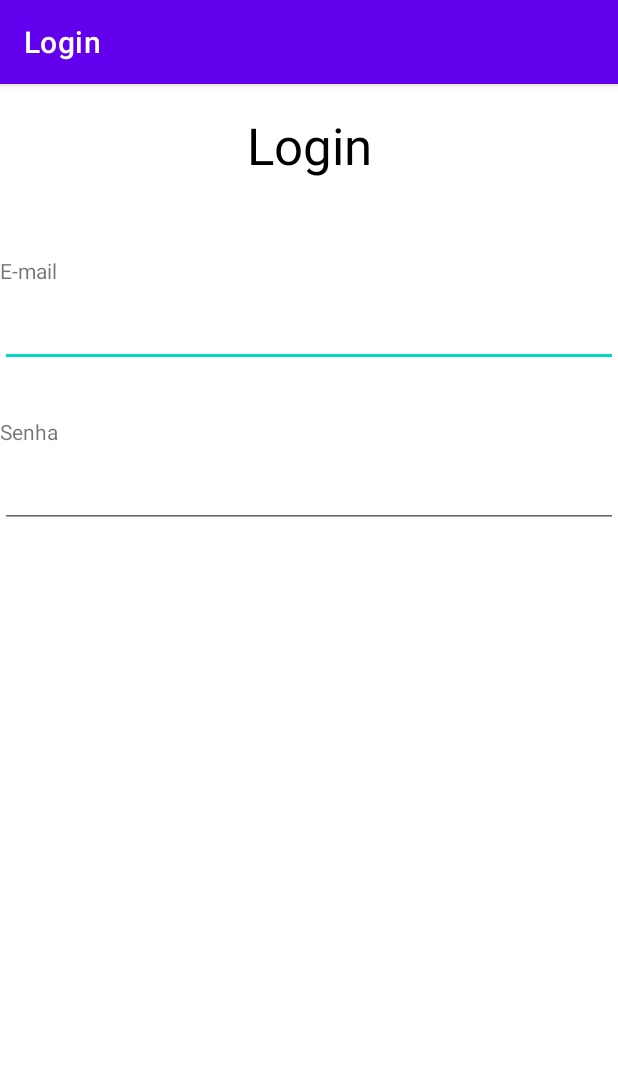
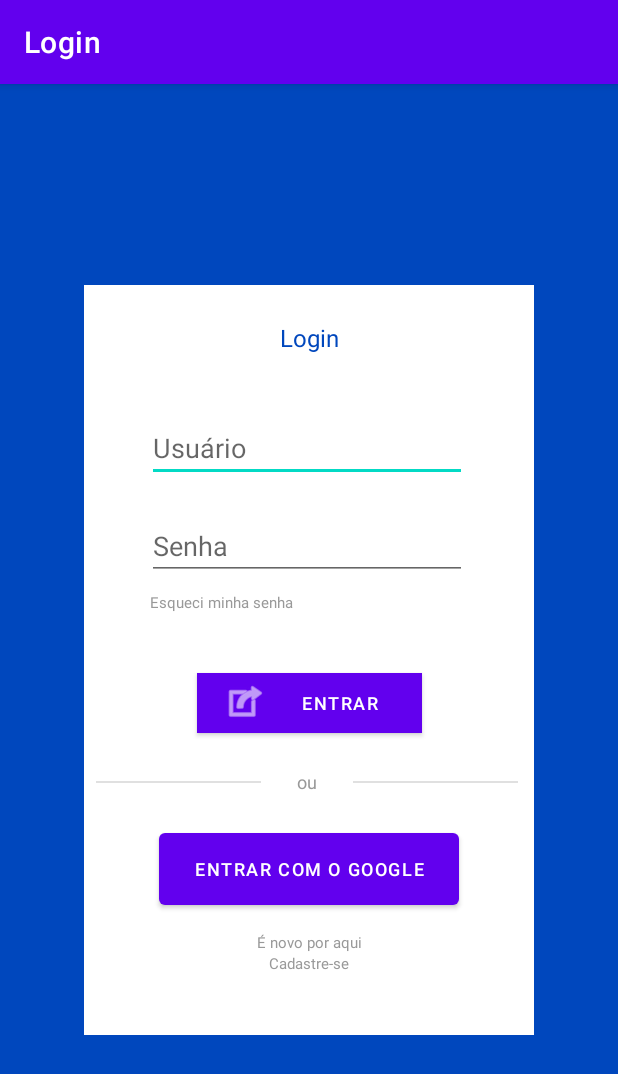
Before and after one commit to DiegoPlaninscheck/Almoxarifado-Android, an Android app: the screen it shows after launch (MainActivity), on a phone screen of 412 x 824 dp. Shown: the top 1074 px of the screen. Run offline under Robolectric (Android 15) with nearby library versions, the phone set to English and light mode, and no system bars.

Commit message:
feat: creating login page

```diff
--- a/app/src/main/res/layout/activity_main.xml
+++ b/app/src/main/res/layout/activity_main.xml
@@ -1,55 +1,161 @@
 <?xml version="1.0" encoding="utf-8"?>
-<LinearLayout xmlns:android="http://schemas.android.com/apk/res/android"
+<androidx.constraintlayout.widget.ConstraintLayout xmlns:android="http://schemas.android.com/apk/res/android"
     xmlns:app="http://schemas.android.com/apk/res-auto"
     xmlns:tools="http://schemas.android.com/tools"
     android:layout_width="match_parent"
     android:layout_height="match_parent"
+    android:background="#0047BD"
     android:orientation="vertical"
-    tools:context=".MainActivity" >
+    tools:context=".MainActivity">
+
+    <View
+        android:id="@+id/view2"
+        android:layout_width="300dp"
+        android:layout_height="500dp"
+        android:background="#FFFFFF"
+        app:layout_constraintBottom_toBottomOf="parent"
+        app:layout_constraintEnd_toEndOf="parent"
+        app:layout_constraintStart_toStartOf="parent"
+        app:layout_constraintTop_toTopOf="parent" />
 
     <TextView
-        android:id="@+id/textView"
-        android:layout_width="match_parent"
-        android:layout_height="81dp"
-        android:gravity="center"
+        android:id="@+id/textView4"
+        android:layout_width="wrap_content"
+        android:layout_height="wrap_content"
+        android:layout_marginTop="24dp"
         android:text="Login"
         android:textAppearance="@style/TextAppearance.AppCompat.Display1"
-        android:textColor="#000000" />
+        android:textColor="#0047BD"
+        android:textSize="16sp"
+        app:layout_constraintEnd_toEndOf="@+id/view2"
+        app:layout_constraintStart_toStartOf="@+id/view2"
+        app:layout_constraintTop_toTopOf="@+id/view2" />
+
+    <EditText
+        android:id="@+id/editTextTextPersonName3"
+        android:layout_width="wrap_content"
+        android:layout_height="wrap_content"
+        android:layout_marginTop="40dp"
+        android:autoText="false"
+        android:ems="10"
+        android:hint="Usuário"
+        android:inputType="textPersonName"
+        android:textColor="#999999"
+        app:layout_constraintEnd_toEndOf="@+id/view2"
+        app:layout_constraintHorizontal_bias="0.488"
+        app:layout_constraintStart_toStartOf="@+id/view2"
+        app:layout_constraintTop_toBottomOf="@+id/textView4"
+        tools:ignore="TouchTargetSizeCheck" />
+
+    <EditText
+        android:id="@+id/editTextTextPassword3"
+        android:layout_width="wrap_content"
+        android:layout_height="wrap_content"
+        android:layout_marginTop="20dp"
+        android:autoText="false"
+        android:ems="10"
+        android:hint="Senha"
+        android:inputType="textPassword"
+        android:textColor="#999999"
+        android:textSize="18sp"
+        app:layout_constraintEnd_toEndOf="@+id/view2"
+        app:layout_constraintHorizontal_bias="0.488"
+        app:layout_constraintStart_toStartOf="@+id/view2"
+        app:layout_constraintTop_toBottomOf="@+id/editTextTextPersonName3"
+        tools:ignore="TouchTargetSizeCheck" />
 
     <TextView
-        android:id="@+id/textView2"
-        android:layout_width="match_parent"
+        android:id="@+id/textView5"
+        android:layout_width="wrap_content"
         android:layout_height="wrap_content"
-        android:layout_marginTop="50px"
-        android:text="E-mail" />
+        android:layout_marginStart="44dp"
+        android:layout_marginTop="8dp"
+        android:text="Esqueci minha senha"
+        android:textColor="#999999"
+        android:textSize="10sp"
+        app:layout_constraintStart_toStartOf="@+id/view2"
+        app:layout_constraintTop_toBottomOf="@+id/editTextTextPassword3" />
 
-    <EditText
-        android:id="@+id/inputEmail"
-        android:layout_width="match_parent"
-        android:layout_height="wrap_content"
-        android:layout_marginTop="10px"
-        android:ems="10"
-        android:inputType="textEmailAddress"
-        android:minHeight="48dp"
-        android:textColor="#000000"
-        android:textSize="16sp"
-        tools:ignore="SpeakableTextPresentCheck" />
+    <Button
+        android:id="@+id/button2"
+        android:layout_width="150dp"
+        android:layout_height="40dp"
+        android:layout_marginTop="40dp"
+        android:background="#0047BD"
+        android:backgroundTint="#0047BD"
+        android:text="Entrar"
+        android:textSize="12sp"
+        app:icon="@android:drawable/ic_menu_set_as"
+        app:layout_constraintEnd_toEndOf="@+id/view2"
+        app:layout_constraintStart_toStartOf="@+id/view2"
+        app:layout_constraintTop_toBottomOf="@+id/textView5"
+        tools:ignore="TouchTargetSizeCheck" />
 
     <TextView
-        android:id="@+id/textView3"
-        android:layout_width="match_parent"
+        android:id="@+id/textView6"
+        android:layout_width="wrap_content"
         android:layout_height="wrap_content"
-        android:layout_marginTop="50px"
-        android:text="Senha" />
+        android:layout_marginTop="24dp"
+        android:text="ou"
+        android:textColor="#999999"
+        android:textSize="12sp"
+        app:layout_constraintEnd_toEndOf="@+id/view2"
+        app:layout_constraintHorizontal_bias="0.496"
+        app:layout_constraintStart_toStartOf="@+id/view2"
+        app:layout_constraintTop_toBottomOf="@+id/button2" />
 
-    <EditText
-        android:id="@+id/editTextTextPassword2"
-        android:layout_width="match_parent"
+    <View
+        android:id="@+id/divider"
+        android:layout_width="110dp"
+        android:layout_height="1dp"
+        android:layout_marginTop="32dp"
+        android:layout_marginEnd="24dp"
+        android:background="?android:attr/listDivider"
+        app:layout_constraintEnd_toStartOf="@+id/textView6"
+        app:layout_constraintTop_toBottomOf="@+id/button2" />
+
+    <View
+        android:id="@+id/divider2"
+        android:layout_width="110dp"
+        android:layout_height="1dp"
+        android:layout_marginStart="24dp"
+        android:layout_marginTop="32dp"
+        android:background="?android:attr/listDivider"
+        app:layout_constraintStart_toEndOf="@+id/textView6"
+        app:layout_constraintTop_toBottomOf="@+id/button2" />
+
+    <Button
+        android:id="@+id/button3"
+        android:layout_width="200dp"
+        android:layout_height="60dp"
+        android:layout_marginTop="20dp"
+        android:text="Entrar com o google"
+        android:textSize="12sp"
+        app:layout_constraintEnd_toEndOf="@+id/view2"
+        app:layout_constraintStart_toStartOf="@+id/view2"
+        app:layout_constraintTop_toBottomOf="@+id/textView6" />
+
+    <TextView
+        android:id="@+id/textView7"
+        android:layout_width="wrap_content"
         android:layout_height="wrap_content"
-        android:layout_marginTop="10px"
-        android:ems="10"
-        android:inputType="textPassword"
-        android:minHeight="48dp"
-        tools:ignore="SpeakableTextPresentCheck" />
+        android:layout_marginTop="12dp"
+        android:text="É novo por aqui"
+        android:textColor="#999999"
+        android:textSize="10sp"
+        app:layout_constraintEnd_toEndOf="@+id/view2"
+        app:layout_constraintStart_toStartOf="@+id/view2"
+        app:layout_constraintTop_toBottomOf="@+id/button3" />
 
-</LinearLayout>
+    <TextView
+        android:id="@+id/textView8"
+        android:layout_width="wrap_content"
+        android:layout_height="wrap_content"
+        android:text="Cadastre-se"
+        android:textColor="#999999"
+        android:textSize="10sp"
+        app:layout_constraintEnd_toEndOf="@+id/view2"
+        app:layout_constraintStart_toStartOf="@+id/view2"
+        app:layout_constraintTop_toBottomOf="@+id/textView7" />
+
+</androidx.constraintlayout.widget.ConstraintLayout>
```
